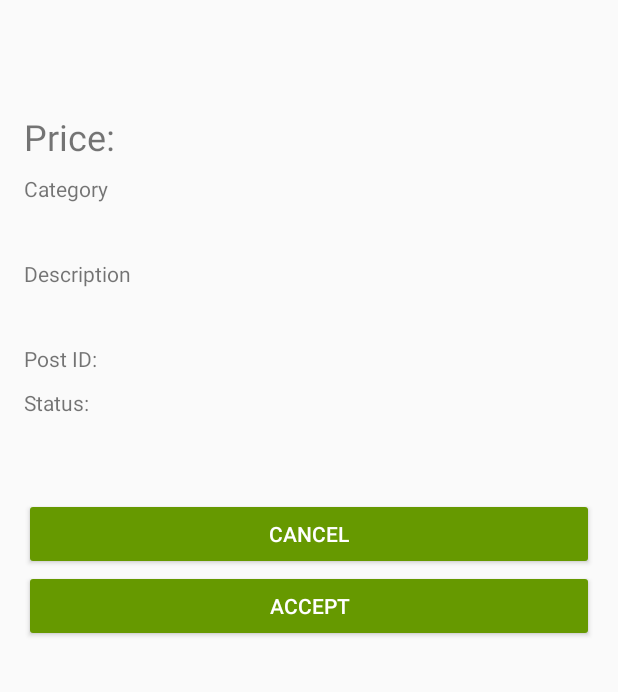
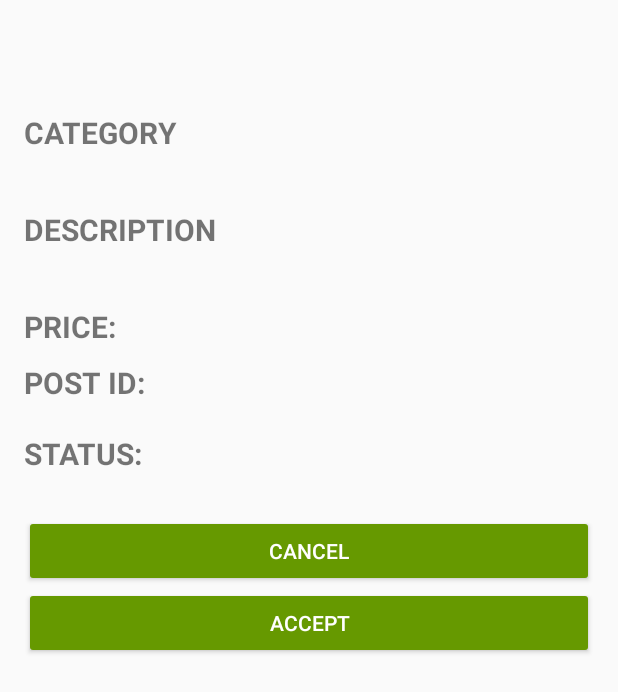
Before and after one commit to bward033/TooLazy, an Android app: the ViewTask screen opened directly, with no data from a screen before it, on a phone screen of 412 x 824 dp. Shown: the top 692 px of the screen. Run offline under Robolectric (Android 15) with nearby library versions, the phone set to English and light mode, and no system bars.

Commit message:
working on finishing

```diff
--- a/app/src/main/java/com/example/epiphanybox/toolazy/Config.java
+++ b/app/src/main/java/com/example/epiphanybox/toolazy/Config.java
@@ -1,6 +1,4 @@
 package com.example.epiphanybox.toolazy;
-
-import android.database.sqlite.SQLiteDatabase;
 
 /**
  * Created by EpiphanyBox on 4/19/16.
@@ -48,6 +46,7 @@ public class Config {
     public static final String TAG_PASSWORD = "Password";
     public static final String TAG_ADDRESS = "address";
     public static final String TAG_CITY = "city";
+    public static final String TAG_STATUS = "status";
 
 
     //employee id to pass with intent
--- a/app/src/main/res/layout/activity_view_all_tasks.xml
+++ b/app/src/main/res/layout/activity_view_all_tasks.xml
@@ -16,8 +16,8 @@
     tools:context="com.example.epiphanybox.toolazy.ViewAllTasks">
 
     <ImageView
-        android:layout_width="wrap_content"
-        android:layout_height="wrap_content"
+        android:layout_width="match_parent"
+        android:layout_height="155dp"
         android:src="@mipmap/ic_launcher"
         android:layout_gravity="center_horizontal" />
 
--- a/app/src/main/res/layout/view_task.xml
+++ b/app/src/main/res/layout/view_task.xml
@@ -16,45 +16,21 @@
         <LinearLayout
             android:layout_width="match_parent"
             android:layout_height="match_parent"
-            android:orientation="vertical">
+            android:orientation="vertical"
+            android:weightSum="1">
 
         <TextView
             android:layout_width="wrap_content"
             android:layout_height="wrap_content"
             android:id="@+id/TextViewTitle"
+
+
             android:textSize="36dp"
+            android:textColor="@android:color/holo_green_dark"
+            android:textStyle="bold"
             />
 
 
-    <LinearLayout
-            android:layout_width="355dp"
-            android:layout_height="31dp"
-            android:layout_marginTop="10dp"
-            android:orientation="horizontal"
-        android:weightSum="1">
-
-
-
-        <TextView
-            android:layout_width="wrap_content"
-            android:layout_height="wrap_content"
-            android:text="Price: "
-            android:textSize="24dp"
-            />
-
-
-
-
-
-        <TextView
-                android:layout_width="wrap_content"
-                android:layout_height="wrap_content"
-                android:id="@+id/TextViewPrice"
-                android:textSize="24dp"/>
-
-
-
-        </LinearLayout>
 
 
 
@@ -62,7 +38,10 @@
         android:layout_width="wrap_content"
         android:layout_height="wrap_content"
         android:text="Category"
-        android:layout_marginTop="10dp"/>
+        android:textAllCaps="true"
+        android:textStyle="bold"
+        android:layout_marginTop="10dp"
+        android:textSize="20dp" />
 
     <TextView
         android:layout_width="match_parent"
@@ -74,7 +53,10 @@
         android:layout_width="wrap_content"
         android:layout_height="wrap_content"
         android:text="Description"
-        android:layout_marginTop="10dp"/>
+        android:textAllCaps="true"
+        android:textStyle="bold"
+        android:layout_marginTop="10dp"
+        android:textSize="20dp" />
 
     <TextView
         android:layout_width="match_parent"
@@ -84,19 +66,45 @@
        />
 
 
+            <LinearLayout
+                android:layout_width="wrap_content"
+                android:layout_height="match_parent"
+                android:layout_marginTop="10dp">
+                <TextView
+                    android:layout_width="wrap_content"
+                    android:layout_height="wrap_content"
+                    android:text="Price: "
+                    android:textAllCaps="true"
+                    android:textStyle="bold"
+                    android:textSize="20dp" />
+
+                <TextView
+                    android:layout_width="wrap_content"
+                    android:layout_height="match_parent"
+                    android:id="@+id/TextViewPrice"
+                    android:textSize="20dp"
+                    />
+
+            </LinearLayout>
+
         <LinearLayout
             android:layout_width="wrap_content"
-            android:layout_height="wrap_content"
+            android:layout_height="match_parent"
             android:layout_marginTop="10dp">
         <TextView
             android:layout_width="wrap_content"
             android:layout_height="wrap_content"
-            android:text="Post ID: " />
+            android:text="Post ID: "
+            android:textAllCaps="true"
+            android:textStyle="bold"
+            android:textSize="20dp" />
 
         <TextView
             android:layout_width="wrap_content"
-            android:layout_height="wrap_content"
-            android:id="@+id/TextViewID" />
+            android:layout_height="match_parent"
+            android:id="@+id/TextViewID"
+            android:textSize="20dp"
+            />
 
         </LinearLayout>
 
@@ -104,14 +112,17 @@
                 android:layout_width="wrap_content"
                 android:layout_height="wrap_content"
                 android:text="Status: "
-                android:layout_marginTop="10dp"/>
+                android:textAllCaps="true"
+                android:textStyle="bold"
+                android:layout_marginTop="20dp"
+                android:textSize="20dp" />
 
     <TextView
         android:layout_width="match_parent"
         android:layout_height="wrap_content"
         android:id="@+id/TextViewStatus"
-        android:textSize="40dp"
-        android:textStyle="bold"/>
+        android:textSize="20dp"
+     />
 
         <Button
             android:layout_width="match_parent"
```
Also changed, not shown: app/src/main/ic_jungle-web.png (added), app/src/main/res/mipmap-hdpi/ic_jungle.png (added), app/src/main/res/mipmap-mdpi/ic_jungle.png (added), app/src/main/res/mipmap-xhdpi/ic_jungle.png (added), app/src/main/res/mipmap-xxhdpi/ic_jungle.png (added), app/src/main/res/mipmap-xxxhdpi/ic_jungle.png (added).
